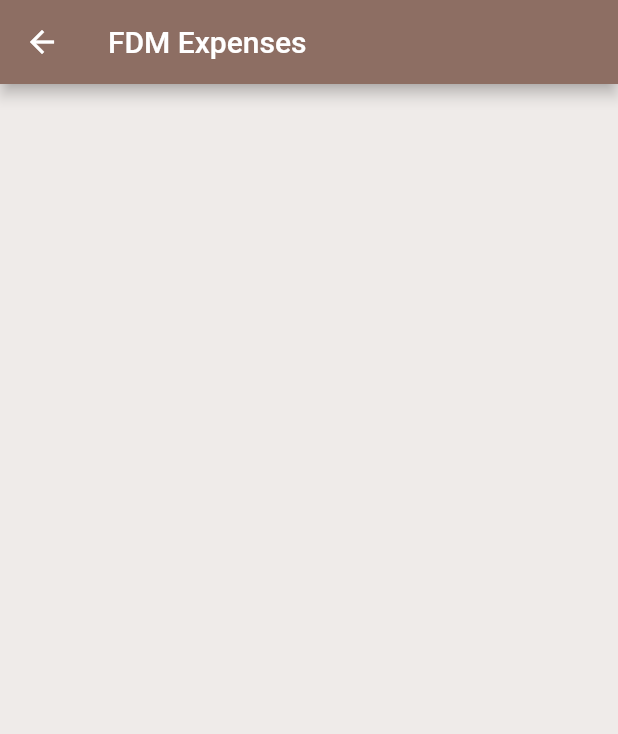
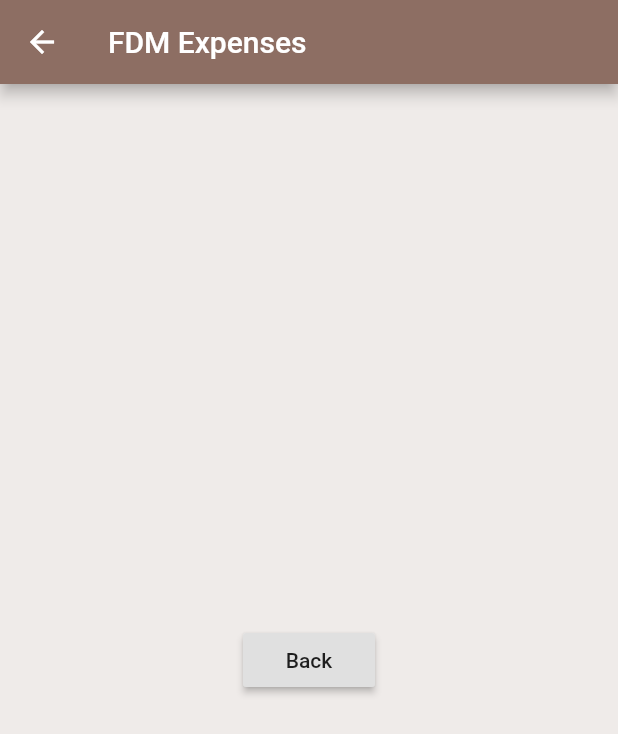
Before and after one commit to eso5-uol/Flutter-reciepts-app, a Flutter app: the Register screen opened directly, on a phone screen of 412 x 824 dp. Shown: the top 734 px of the screen. Run offline on Flutter 3.47's test engine with Material 2 defaults, Android fonts, the phone set to English and light mode, and no system bars; our stand-ins replace firebase_auth, fluttertoast; accounts and stored records are empty.

Commit message:
Added temporary button on register screen to go back to previous screen

```diff
--- a/fdm_expenses_app/lib/screens/register/register.dart
+++ b/fdm_expenses_app/lib/screens/register/register.dart
@@ -10,6 +10,14 @@ class Register extends StatelessWidget {
         backgroundColor: Colors.brown[400],
         title: Text("FDM Expenses"),
       ),
+      body: Center(
+        child: RaisedButton(
+          onPressed: () {
+            Navigator.pop(context);
+          },
+          child: Text('Back'),
+        )
+      )
     );
   }
 }
```
